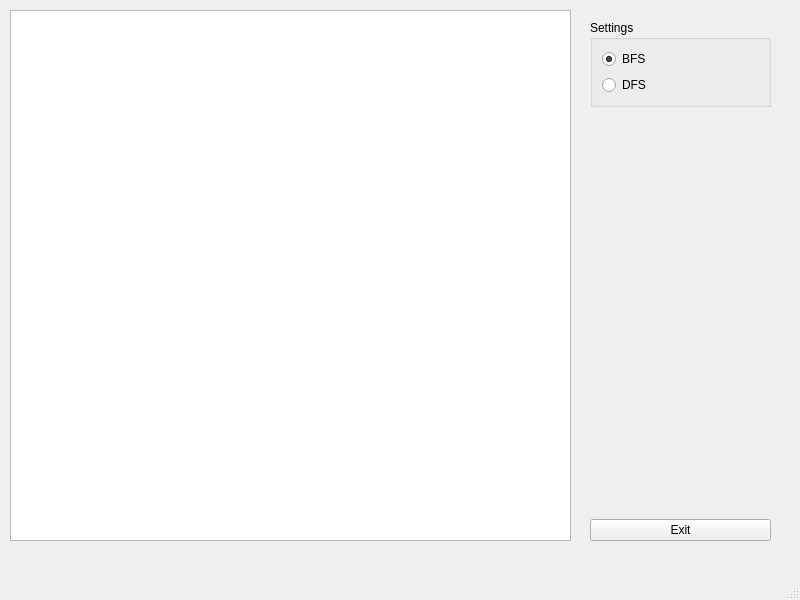
The window that mainwindow.ui (VladYetti/FileGraph) describes before a commit, drawn with Qt 5.
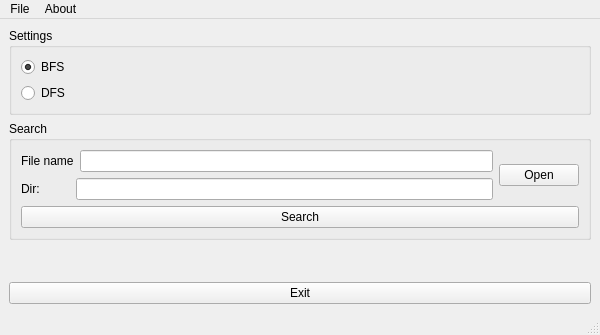
The same window after the commit.

Patch:
```diff
--- a/mainwindow.ui
+++ b/mainwindow.ui
@@ -2,37 +2,29 @@
 <ui version="4.0">
  <class>MainWindow</class>
  <widget class="QMainWindow" name="MainWindow">
+  <property name="enabled">
+   <bool>true</bool>
+  </property>
   <property name="geometry">
    <rect>
     <x>0</x>
     <y>0</y>
-    <width>800</width>
-    <height>600</height>
+    <width>600</width>
+    <height>335</height>
    </rect>
   </property>
+  <property name="minimumSize">
+   <size>
+    <width>335</width>
+    <height>335</height>
+   </size>
+  </property>
   <property name="windowTitle">
    <string>MainWindow</string>
   </property>
   <widget class="QWidget" name="centralwidget">
-   <widget class="QListView" name="listView">
-    <property name="geometry">
-     <rect>
-      <x>10</x>
-      <y>10</y>
-      <width>561</width>
-      <height>531</height>
-     </rect>
-    </property>
-   </widget>
-   <widget class="QWidget" name="">
-    <property name="geometry">
-     <rect>
-      <x>590</x>
-      <y>20</y>
-      <width>181</width>
-      <height>521</height>
-     </rect>
-    </property>
+   <layout class="QVBoxLayout" name="verticalLayout_7">
+    <item>
     <layout class="QVBoxLayout" name="verticalLayout_3">
      <item>
       <widget class="QGroupBox" name="groupBox">
@@ -64,6 +56,80 @@
        </layout>
       </widget>
      </item>
+      <item>
+       <widget class="QGroupBox" name="groupBox_2">
+        <property name="title">
+         <string>Search</string>
+        </property>
+        <layout class="QVBoxLayout" name="verticalLayout_5">
+         <item>
+          <layout class="QVBoxLayout" name="verticalLayout_4">
+           <item>
+            <layout class="QHBoxLayout" name="horizontalLayout_5">
+             <item>
+              <layout class="QVBoxLayout" name="verticalLayout_6">
+               <item>
+                <layout class="QHBoxLayout" name="horizontalLayout_3">
+                 <item>
+                  <widget class="QLabel" name="FILEll">
+                   <property name="text">
+                    <string>File name</string>
+                   </property>
+                  </widget>
+                 </item>
+                 <item>
+                  <widget class="QLineEdit" name="FILENAMEle">
+                   <property name="text">
+                    <string/>
+                   </property>
+                  </widget>
+                 </item>
+                </layout>
+               </item>
+               <item>
+                <layout class="QHBoxLayout" name="horizontalLayout_4">
+                 <item>
+                  <widget class="QLabel" name="DIRll">
+                   <property name="text">
+                    <string>Dir:         </string>
+                   </property>
+                  </widget>
+                 </item>
+                 <item>
+                  <widget class="QLineEdit" name="DIRNAMEle">
+                   <property name="enabled">
+                    <bool>true</bool>
+                   </property>
+                   <property name="text">
+                    <string/>
+                   </property>
+                  </widget>
+                 </item>
+                </layout>
+               </item>
+              </layout>
+             </item>
+             <item>
+              <widget class="QPushButton" name="OPENDIRbn">
+               <property name="text">
+                <string>Open</string>
+               </property>
+              </widget>
+             </item>
+            </layout>
+           </item>
+           <item>
+            <widget class="QPushButton" name="Searchbn">
+             <property name="text">
+              <string>Search</string>
+             </property>
+            </widget>
+           </item>
+          </layout>
+         </item>
+        </layout>
+       </widget>
+      </item>
      <item>
       <spacer name="verticalSpacer">
        <property name="orientation">
@@ -85,17 +151,32 @@
       </widget>
      </item>
     </layout>
-   </widget>
+    </item>
+   </layout>
   </widget>
   <widget class="QMenuBar" name="menubar">
    <property name="geometry">
     <rect>
      <x>0</x>
      <y>0</y>
-     <width>800</width>
+     <width>600</width>
      <height>21</height>
     </rect>
    </property>
+   <widget class="QMenu" name="menuAbout">
+    <property name="title">
+     <string>About</string>
+    </property>
+    <addaction name="actionGitHub"/>
+   </widget>
+   <widget class="QMenu" name="menuFile">
+    <property name="title">
+     <string>File</string>
+    </property>
+    <addaction name="actionOpen"/>
+   </widget>
+   <addaction name="menuFile"/>
+   <addaction name="menuAbout"/>
   </widget>
   <widget class="QStatusBar" name="statusbar"/>
  </widget>
```
Left out of the diff: 10 changed lines with no effect on the pictures. Lines whose indentation alone changed are shown as unchanged.
